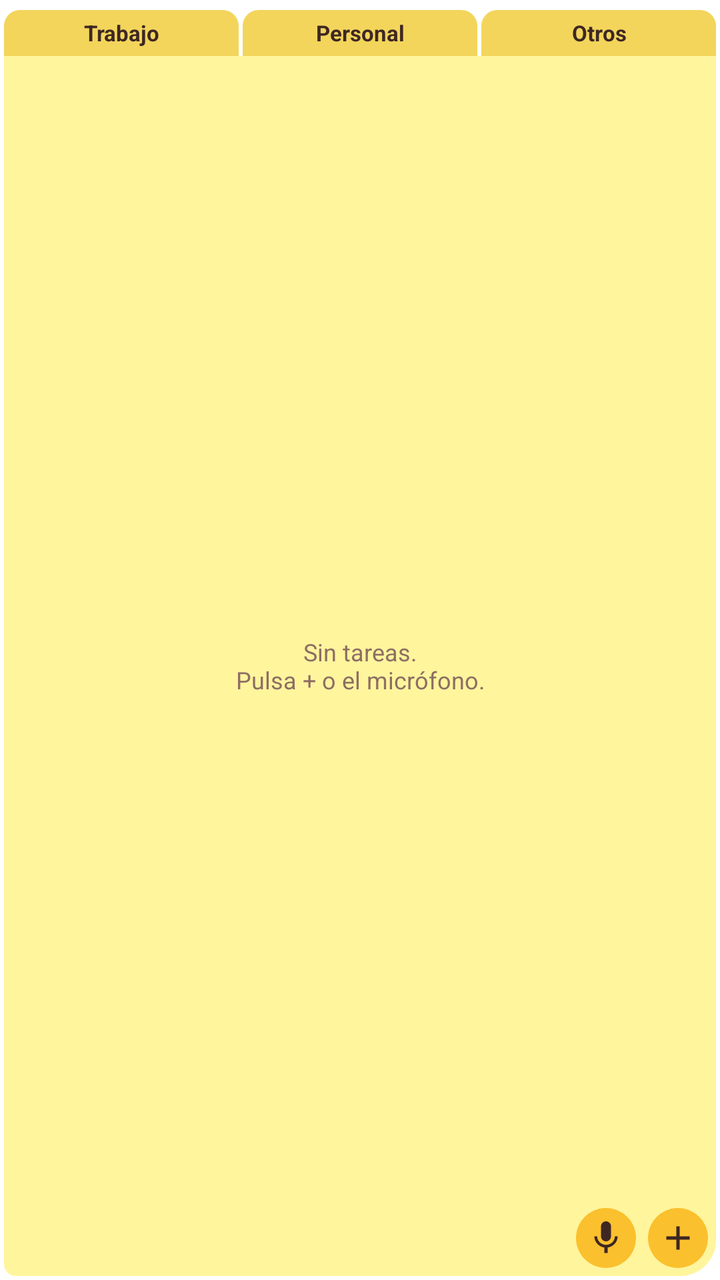
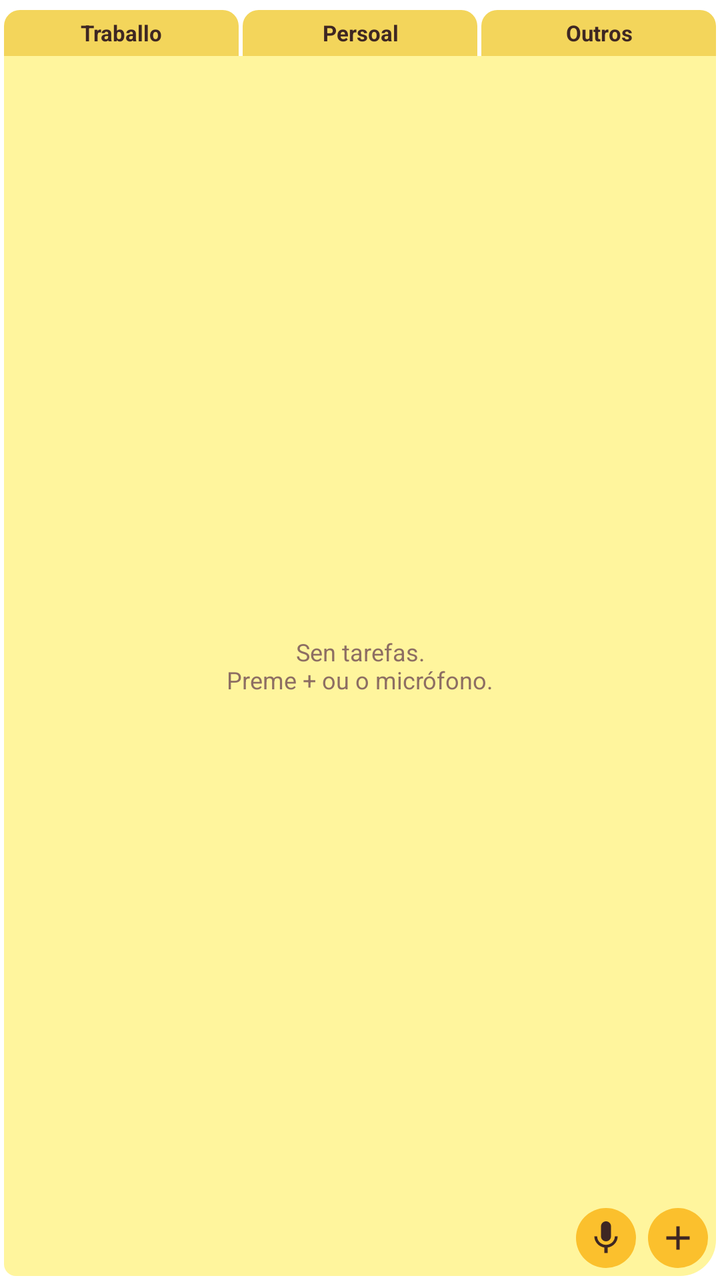

The first picture is an Android layout as it rendered before a commit; the second is the same layout after the commit. The layout source and the unified diff follow.
<!-- AndroidManifest.xml: application theme Theme.NotasApp -->
<!-- res/layout/widget.xml -->
<?xml version="1.0" encoding="utf-8"?>
<LinearLayout xmlns:android="http://schemas.android.com/apk/res/android"
    android:layout_width="match_parent"
    android:layout_height="match_parent"
    android:layout_gravity="top|end"
    android:orientation="vertical"
    android:padding="2dp">

    <LinearLayout
        android:layout_width="match_parent"
        android:layout_height="26dp"
        android:orientation="horizontal">

        <TextView
            android:id="@+id/tab0"
            style="@style/WidgetTab"
            android:text="Trabajo" />

        <TextView
            android:id="@+id/tab1"
            style="@style/WidgetTab"
            android:layout_marginStart="2dp"
            android:text="Personal" />

        <TextView
            android:id="@+id/tab2"
            style="@style/WidgetTab"
            android:layout_marginStart="2dp"
            android:text="Otros" />
    </LinearLayout>

    <FrameLayout
        android:layout_width="match_parent"
        android:layout_height="0dp"
        android:layout_weight="1"
        android:background="@drawable/postit">

        <ListView
            android:id="@+id/list"
            android:layout_width="match_parent"
            android:layout_height="match_parent"
            android:clipToPadding="false"
            android:divider="@null"
            android:dividerHeight="0dp"
            android:paddingStart="6dp"
            android:paddingTop="4dp"
            android:paddingEnd="4dp"
            android:paddingBottom="36dp" />

        <TextView
            android:id="@+id/empty"
            android:layout_width="match_parent"
            android:layout_height="match_parent"
            android:gravity="center"
            android:padding="8dp"
            android:paddingBottom="30dp"
            android:text="@string/empty"
            android:textColor="#8D6E63"
            android:textSize="12sp" />

        <LinearLayout
            android:layout_width="wrap_content"
            android:layout_height="wrap_content"
            android:layout_gravity="bottom|end"
            android:layout_margin="4dp"
            android:orientation="horizontal">

            <ImageView
                android:id="@+id/btn_mic"
                android:layout_width="30dp"
                android:layout_height="30dp"
                android:background="@drawable/button_round"
                android:contentDescription="Dictar tarea"
                android:padding="5dp"
                android:src="@drawable/ic_mic" />

            <ImageView
                android:id="@+id/btn_add"
                android:layout_width="30dp"
                android:layout_height="30dp"
                android:layout_marginStart="6dp"
                android:background="@drawable/button_round"
                android:contentDescription="Nueva tarea"
                android:padding="5dp"
                android:src="@drawable/ic_add" />
        </LinearLayout>
    </FrameLayout>
</LinearLayout>
<!-- resources referenced by this layout -->
<resources>
  <!-- drawable button_round (drawable) -->
  <?xml version="1.0" encoding="utf-8"?>
  <shape xmlns:android="http://schemas.android.com/apk/res/android" android:shape="oval">
      <solid android:color="#FBC02D" />
  </shape>
  <!-- drawable ic_add (drawable) -->
  <?xml version="1.0" encoding="utf-8"?>
  <vector xmlns:android="http://schemas.android.com/apk/res/android"
      android:width="24dp"
      android:height="24dp"
      android:viewportWidth="24"
      android:viewportHeight="24">
      <path
          android:fillColor="#3E2723"
          android:pathData="M19,13h-6v6h-2v-6H5v-2h6V5h2v6h6v2z" />
  </vector>
  <!-- drawable ic_mic (drawable) -->
  <?xml version="1.0" encoding="utf-8"?>
  <vector xmlns:android="http://schemas.android.com/apk/res/android"
      android:width="24dp"
      android:height="24dp"
      android:viewportWidth="24"
      android:viewportHeight="24">
      <path
          android:fillColor="#3E2723"
          android:pathData="M12,14c1.66,0 2.99,-1.34 2.99,-3L15,5c0,-1.66 -1.34,-3 -3,-3S9,3.34 9,5v6c0,1.66 1.34,3 3,3zM17.3,11c0,3 -2.54,5.1 -5.3,5.1S6.7,14 6.7,11H5c0,3.41 2.72,6.23 6,6.72V21h2v-3.28c3.28,-0.48 6,-3.3 6,-6.72h-1.7z" />
  </vector>
  <!-- drawable postit (drawable) -->
  <?xml version="1.0" encoding="utf-8"?>
  <shape xmlns:android="http://schemas.android.com/apk/res/android" android:shape="rectangle">
      <solid android:color="#FFF59D" />
      <corners android:topLeftRadius="0dp" android:topRightRadius="0dp"
          android:bottomLeftRadius="6dp" android:bottomRightRadius="18dp" />
  </shape>
  <string name="empty">Sin tareas.\nPulsa + o el micrófono.</string>
  <style name="WidgetTab">
          <item name="android:layout_width">0dp</item>
          <item name="android:layout_height">match_parent</item>
          <item name="android:layout_weight">1</item>
          <item name="android:background">@drawable/tab_normal</item>
          <item name="android:gravity">center</item>
          <item name="android:maxLines">1</item>
          <item name="android:ellipsize">end</item>
          <item name="android:paddingStart">2dp</item>
          <item name="android:paddingEnd">2dp</item>
          <item name="android:textColor">#3E2723</item>
          <item name="android:textSize">11sp</item>
          <item name="android:textStyle">bold</item>
      </style>
  <style name="Theme.NotasApp" parent="Theme.MaterialComponents.Light.DarkActionBar">
          <item name="colorPrimary">@color/primary</item>
          <item name="colorPrimaryVariant">@color/primary_dark</item>
          <item name="colorOnPrimary">@color/ink</item>
          <item name="colorSecondary">@color/accent</item>
          <item name="colorOnSecondary">@color/ink</item>
      </style>
  <!-- drawable tab_normal (drawable) -->
  <?xml version="1.0" encoding="utf-8"?>
  <inset xmlns:android="http://schemas.android.com/apk/res/android" android:insetTop="3dp">
      <shape android:shape="rectangle">
          <solid android:color="#F3D55B" />
          <corners android:topLeftRadius="8dp" android:topRightRadius="8dp"
              android:bottomLeftRadius="0dp" android:bottomRightRadius="0dp" />
      </shape>
  </inset>
  <color name="primary">#F9A825</color>
  <color name="primary_dark">#F57F17</color>
  <color name="ink">#3E2723</color>
  <color name="accent">#FBC02D</color>
</resources>

<!-- the commit's change to res/layout/widget.xml (unified diff, before → after) -->
@@ -14,19 +14,19 @@
         <TextView
             android:id="@+id/tab0"
             style="@style/WidgetTab"
-            android:text="Trabajo" />
+            android:text="Traballo" />
 
         <TextView
             android:id="@+id/tab1"
             style="@style/WidgetTab"
             android:layout_marginStart="2dp"
-            android:text="Personal" />
+            android:text="Persoal" />
 
         <TextView
             android:id="@+id/tab2"
             style="@style/WidgetTab"
             android:layout_marginStart="2dp"
-            android:text="Otros" />
+            android:text="Outros" />
     </LinearLayout>
 
     <FrameLayout
@@ -70,7 +70,7 @@
                 android:layout_width="30dp"
                 android:layout_height="30dp"
                 android:background="@drawable/button_round"
-                android:contentDescription="Dictar tarea"
+                android:contentDescription="Ditar tarefa"
                 android:padding="5dp"
                 android:src="@drawable/ic_mic" />
 
@@ -80,7 +80,7 @@
                 android:layout_height="30dp"
                 android:layout_marginStart="6dp"
                 android:background="@drawable/button_round"
-                android:contentDescription="Nueva tarea"
+                android:contentDescription="Nova tarefa"
                 android:padding="5dp"
                 android:src="@drawable/ic_add" />
         </LinearLayout>
<!-- resource entries referenced after the edit -->
@@ -34,7 +34,7 @@
       <corners android:topLeftRadius="0dp" android:topRightRadius="0dp"
           android:bottomLeftRadius="6dp" android:bottomRightRadius="18dp" />
   </shape>
-  <string name="empty">Sin tareas.\nPulsa + o el micrófono.</string>
+  <string name="empty">Sen tarefas.\nPreme + ou o micrófono.</string>
   <style name="WidgetTab">
           <item name="android:layout_width">0dp</item>
           <item name="android:layout_height">match_parent</item>
